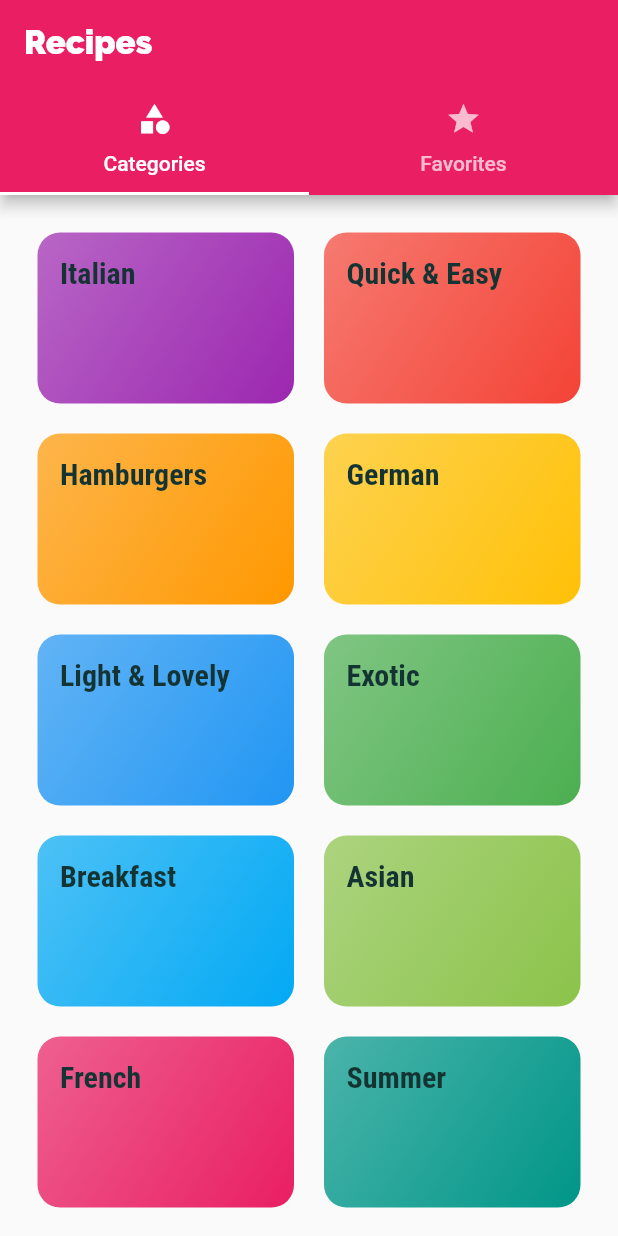
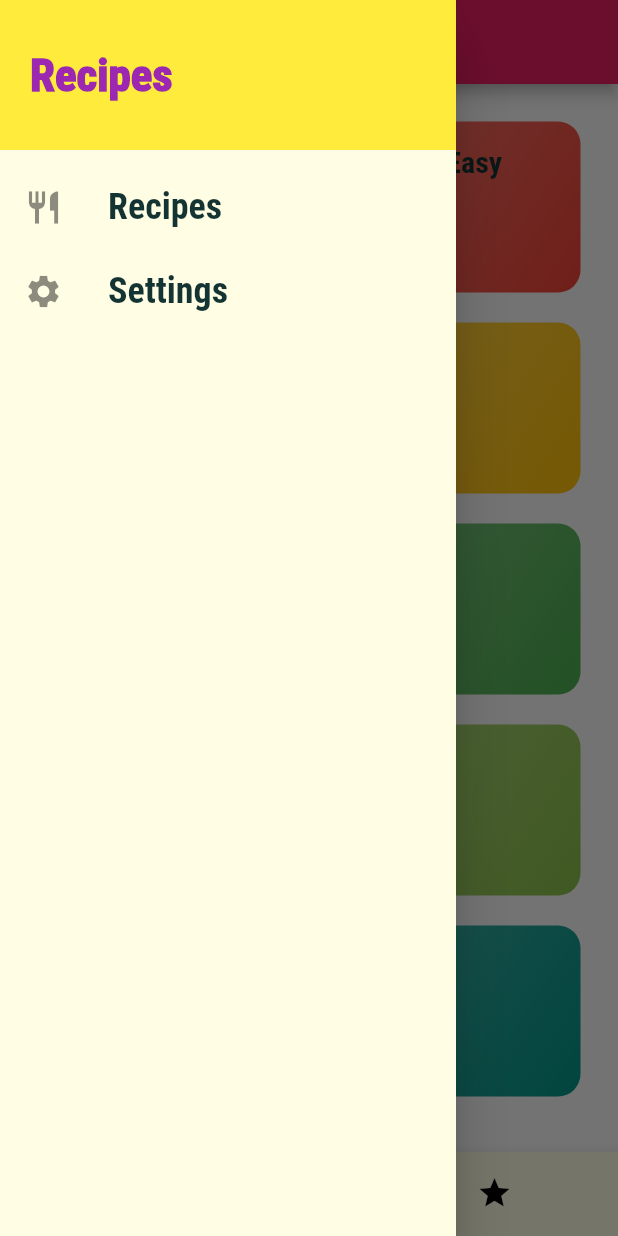
Before and after one commit to philippe-heitzmann/meals_app, a Flutter app: the screen it shows after launch, with the side drawer open (before the commit the screen has no drawer), on a phone screen of 412 x 824 dp. Run offline on Flutter 3.47's test engine with Material 2 defaults, Android fonts, the phone set to English and light mode, and no system bars.

```diff
--- a/lib/main.dart
+++ b/lib/main.dart
@@ -1,4 +1,5 @@
 import 'package:flutter/material.dart';
+import 'package:meals_app/screens/filters_screen.dart';
 import 'package:meals_app/screens/recipe_detail_screen.dart';
 import 'package:meals_app/screens/tabs_screen.dart';
 
@@ -6,13 +7,51 @@ import './screens/categories_screen.dart';
 import './screens/category_recipes_screen.dart';
 import './screens/recipe_detail_screen.dart';
 import './screens/tabs_screen.dart';
+import './screens/filters_screen.dart';
+import './models/recipe.dart';
+import './dummy_data.dart';
 
 void main() {
-  runApp(const MyApp());
+  runApp(MyApp());
 }
 
-class MyApp extends StatelessWidget {
+class MyApp extends StatefulWidget {
   const MyApp({Key? key}) : super(key: key);
+
+  @override
+  State<MyApp> createState() => _MyAppState();
+}
+
+class _MyAppState extends State<MyApp> {
+  Map<String, bool> _filters = {
+    'gluten': false,
+    'lactose': false,
+    'vegan': false,
+    'vegetarian': false,
+  };
+
+  List<Recipe> _availableMeals = DUMMY_MEALS;
+
+  void _setFilters(Map<String, bool> filterData) {
+    setState(() {
+      _filters = filterData;
+      _availableMeals.where((recipe) {
+        if (_filters['gluten']! && !recipe.isGlutenFree) {
+          return false;
+        }
+        if (_filters['lactose']! && !recipe.isLactoseFree) {
+          return false;
+        }
+        if (_filters['vegan']! && !recipe.isVegan) {
+          return false;
+        }
+        if (_filters['vegetarian']! && !recipe.isVegetarian) {
+          return false;
+        }
+        return true;
+      }).toList();
+    });
+  }
 
   // This widget is the root of your application.
   @override
@@ -23,9 +62,10 @@ class MyApp extends StatelessWidget {
         // primarySwatch: Colors.blue,
         // accentColor: Colors.purple,
         colorScheme: ThemeData().colorScheme.copyWith(
-            primary: Colors.purple,
-            secondary: Colors.blue,
-            tertiary: Colors.lightBlue),
+              primary: Colors.purple,
+              secondary: Colors.white,
+              tertiary: Colors.lightBlue,
+            ),
         appBarTheme: const AppBarTheme(
             titleTextStyle: TextStyle(
                 fontFamily: 'Raleway',
@@ -64,8 +104,14 @@ class MyApp extends StatelessWidget {
       initialRoute: '/',
       routes: {
         '/': (ctx) => TabsScreen(),
-        CategoryRecipesScreen.routeName: (ctx) => CategoryRecipesScreen(),
-        RecipeDetailScreen.routeName: (ctx) => RecipeDetailScreen()
+        CategoryRecipesScreen.routeName: (ctx) => CategoryRecipesScreen(
+              availableMeals: _availableMeals,
+            ),
+        RecipeDetailScreen.routeName: (ctx) => RecipeDetailScreen(),
+        FiltersScreen.routeName: (ctx) => FiltersScreen(
+              setFilters: _setFilters,
+              currentFilters: _filters,
+            )
       },
       onUnknownRoute: (settings) {
         return MaterialPageRoute(
--- a/lib/screens/tabs_screen.dart
+++ b/lib/screens/tabs_screen.dart
@@ -4,6 +4,7 @@ import 'package:flutter/src/widgets/framework.dart';
 import 'package:meals_app/screens/favorites_screen.dart';
 
 import './categories_screen.dart';
+import '../widgets/main_drawer.dart';
 
 class TabsScreen extends StatefulWidget {
   const TabsScreen({Key? key}) : super(key: key);
@@ -13,35 +14,65 @@ class TabsScreen extends StatefulWidget {
 }
 
 class _TabsScreenState extends State<TabsScreen> {
+  final List<Map<String, Object>> _screens = [
+    {'title': 'Categories', 'screen': CategoriesScreen()},
+    {'title': 'Favorites', 'screen': FavoritesScreen()}
+  ];
+
+  int _currentIndex = 0;
+
+  void selectPage(int index) {
+    setState(() {
+      _currentIndex = index;
+    });
+  }
+
   @override
   Widget build(BuildContext context) {
-    return DefaultTabController(
-        length: 2,
-        initialIndex: 0,
-        // animationDuration: Duration(milliseconds: 0),
-        child: Scaffold(
-          appBar: AppBar(
-            title: Text('Recipes'),
-            bottom: const TabBar(
-              labelColor: Colors.white,
-              tabs: [
-                Tab(
-                  icon: Icon(Icons.category),
-                  text: 'Categories',
-                ),
-                Tab(
-                  icon: Icon(Icons.star),
-                  text: 'Favorites',
-                ),
-              ],
-            ),
-          ),
-          body: TabBarView(
-            children: [
-              CategoriesScreen(),
-              FavoritesScreen(),
-            ],
-          ),
-        ));
+    // return DefaultTabController(
+    //     length: 2,
+    //     initialIndex: 0,
+    //     // animationDuration: Duration(milliseconds: 0),
+    //     child:
+    return Scaffold(
+      appBar: AppBar(
+        title: Text((_screens[_currentIndex]['title'] as String)),
+        // bottom: const TabBar(
+        //   labelColor: Colors.white,
+        //   tabs: [
+        //     Tab(
+        //       icon: Icon(Icons.category),
+        //       text: 'Categories',
+        //     ),
+        //     Tab(
+        //       icon: Icon(Icons.star),
+        //       text: 'Favorites',
+        //     ),
+        //   ],
+        // ),
+      ),
+      drawer: MainDrawer(),
+      body: (_screens[_currentIndex]['screen'] as Widget),
+      // body: TabBarView(
+      //   children: [
+      //     CategoriesScreen(),
+      //     FavoritesScreen(),
+      //   ],
+      // ),
+      bottomNavigationBar: BottomNavigationBar(
+        onTap: selectPage,
+        backgroundColor: Theme.of(context).colorScheme.secondary,
+        unselectedItemColor: Colors.black,
+        selectedItemColor: Theme.of(context).colorScheme.primary,
+        currentIndex: _currentIndex,
+        type: BottomNavigationBarType.shifting,
+        items: [
+          BottomNavigationBarItem(
+              icon: Icon(Icons.category), label: 'Categories'),
+          BottomNavigationBarItem(icon: Icon(Icons.star), label: 'Favorites')
+        ],
+      ),
+    );
+    // );
   }
 }
--- /dev/null
+++ b/lib/widgets/main_drawer.dart
@@ -0,0 +1,53 @@
+import 'package:flutter/material.dart';
+
+import '../screens/filters_screen.dart';
+
+class MainDrawer extends StatelessWidget {
+  const MainDrawer({Key? key}) : super(key: key);
+
+  // void tapHandler() {}
+
+  Widget builderListTile(IconData icons, String text, VoidCallback tapHandler) {
+    return ListTile(
+      leading: Icon(
+        icons,
+        size: 26,
+      ),
+      title: Text(
+        text,
+        style: TextStyle(fontFamily: 'RobotoCondensed', fontSize: 24),
+      ),
+      onTap: tapHandler,
+    );
+  }
+
+  @override
+  Widget build(BuildContext context) {
+    return Drawer(
+        child: Column(
+      children: [
+        Container(
+          height: 100,
+          width: double.infinity,
+          padding: EdgeInsets.all(20),
+          alignment: Alignment.centerLeft,
+          color: Colors.yellow,
+          child: Text('Recipes',
+              style: TextStyle(
+                  fontWeight: FontWeight.w900,
+                  fontSize: 30,
+                  color: Theme.of(context).colorScheme.primary)),
+        ),
+        const SizedBox(
+          height: 10,
+        ),
+        builderListTile(Icons.restaurant, 'Recipes', () {
+          Navigator.of(context).pushReplacementNamed('/');
+        }),
+        builderListTile(Icons.settings, 'Settings', () {
+          Navigator.of(context).pushReplacementNamed(FiltersScreen.routeName);
+        }),
+      ],
+    ));
+  }
+}
```
Also changed, not shown: lib/screens/category_recipes_screen.dart (+50 -22 lines), lib/screens/filters_screen.dart (added, +111 -0 lines), lib/screens/recipe_detail_screen.dart (+13 -3 lines), lib/widgets/recipe_item.dart (+7 -2 lines).
